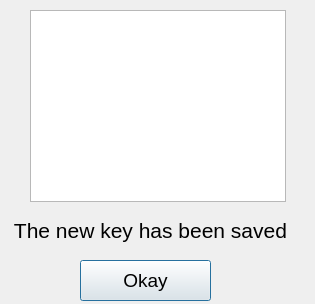
Above: UI/KeySavedFormLayout.ui from picrin/VAIDA_OLD before the change. Below: the same form after it.
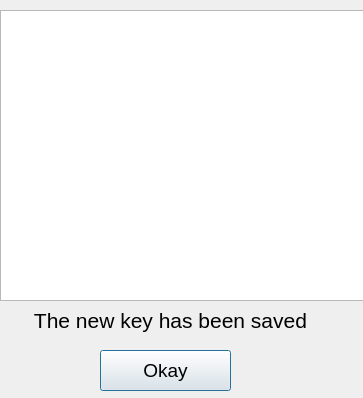
That is the form after the change.

What changed in the file:
```diff
--- a/UI/KeySavedFormLayout.ui
+++ b/UI/KeySavedFormLayout.ui
@@ -6,8 +6,8 @@
    <rect>
     <x>0</x>
     <y>0</y>
-    <width>315</width>
-    <height>304</height>
+    <width>363</width>
+    <height>398</height>
    </rect>
   </property>
   <property name="windowTitle">
@@ -16,18 +16,18 @@
   <widget class="QGraphicsView" name="checkMarkGraphicsView">
    <property name="geometry">
     <rect>
-     <x>30</x>
+     <x>0</x>
      <y>10</y>
-     <width>256</width>
-     <height>192</height>
+     <width>371</width>
+     <height>291</height>
     </rect>
    </property>
   </widget>
   <widget class="QLabel" name="keyIsLabel">
    <property name="geometry">
     <rect>
-     <x>-20</x>
-     <y>210</y>
+     <x>0</x>
+     <y>300</y>
      <width>341</width>
      <height>41</height>
     </rect>
@@ -47,8 +47,8 @@
   <widget class="QPushButton" name="okayButton">
    <property name="geometry">
     <rect>
-     <x>80</x>
-     <y>260</y>
+     <x>100</x>
+     <y>350</y>
      <width>131</width>
      <height>41</height>
     </rect>
```
Left out of the diff: 3 changed lines with no effect on the pictures.
